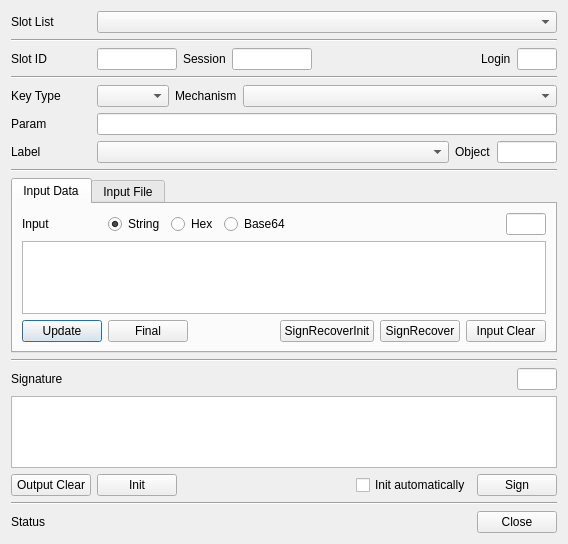
The window that CryptokiMan/sign_dlg.ui (jykim74/CryptokiMan) describes before a commit, drawn with Qt 5.
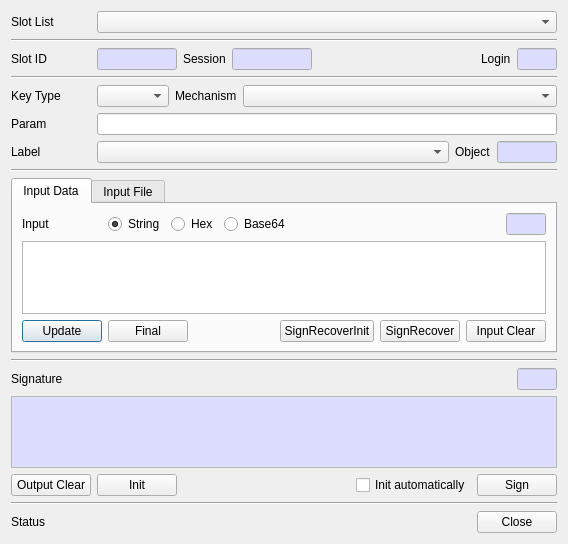
The same window after the commit.

Diff of the .ui file:
```diff
--- a/CryptokiMan/sign_dlg.ui
+++ b/CryptokiMan/sign_dlg.ui
@@ -77,6 +77,46 @@
          <height>16777215</height>
         </size>
        </property>
+       <property name="palette">
+        <palette>
+         <active>
+          <colorrole role="Base">
+           <brush brushstyle="SolidPattern">
+            <color alpha="255">
+             <red>221</red>
+             <green>221</green>
+             <blue>255</blue>
+            </color>
+           </brush>
+          </colorrole>
+         </active>
+         <inactive>
+          <colorrole role="Base">
+           <brush brushstyle="SolidPattern">
+            <color alpha="255">
+             <red>221</red>
+             <green>221</green>
+             <blue>255</blue>
+            </color>
+           </brush>
+          </colorrole>
+         </inactive>
+         <disabled>
+          <colorrole role="Base">
+           <brush brushstyle="SolidPattern">
+            <color alpha="255">
+             <red>240</red>
+             <green>240</green>
+             <blue>240</blue>
+            </color>
+           </brush>
+          </colorrole>
+         </disabled>
+        </palette>
+       </property>
+       <property name="readOnly">
+        <bool>true</bool>
+       </property>
       </widget>
      </item>
      <item>
@@ -94,6 +134,46 @@
          <height>16777215</height>
         </size>
        </property>
+       <property name="palette">
+        <palette>
+         <active>
+          <colorrole role="Base">
+           <brush brushstyle="SolidPattern">
+            <color alpha="255">
+             <red>221</red>
+             <green>221</green>
+             <blue>255</blue>
+            </color>
+           </brush>
+          </colorrole>
+         </active>
+         <inactive>
+          <colorrole role="Base">
+           <brush brushstyle="SolidPattern">
+            <color alpha="255">
+             <red>221</red>
+             <green>221</green>
+             <blue>255</blue>
+            </color>
+           </brush>
+          </colorrole>
+         </inactive>
+         <disabled>
+          <colorrole role="Base">
+           <brush brushstyle="SolidPattern">
+            <color alpha="255">
+             <red>240</red>
+             <green>240</green>
+             <blue>240</blue>
+            </color>
+           </brush>
+          </colorrole>
+         </disabled>
+        </palette>
+       </property>
+       <property name="readOnly">
+        <bool>true</bool>
+       </property>
       </widget>
      </item>
      <item>
@@ -124,6 +204,46 @@
          <height>16777215</height>
         </size>
        </property>
+       <property name="palette">
+        <palette>
+         <active>
+          <colorrole role="Base">
+           <brush brushstyle="SolidPattern">
+            <color alpha="255">
+             <red>221</red>
+             <green>221</green>
+             <blue>255</blue>
+            </color>
+           </brush>
+          </colorrole>
+         </active>
+         <inactive>
+          <colorrole role="Base">
+           <brush brushstyle="SolidPattern">
+            <color alpha="255">
+             <red>221</red>
+             <green>221</green>
+             <blue>255</blue>
+            </color>
+           </brush>
+          </colorrole>
+         </inactive>
+         <disabled>
+          <colorrole role="Base">
+           <brush brushstyle="SolidPattern">
+            <color alpha="255">
+             <red>240</red>
+             <green>240</green>
+             <blue>240</blue>
+            </color>
+           </brush>
+          </colorrole>
+         </disabled>
+        </palette>
+       </property>
+       <property name="readOnly">
+        <bool>true</bool>
+       </property>
       </widget>
      </item>
     </layout>
@@ -241,6 +361,46 @@
          <height>16777215</height>
         </size>
        </property>
+       <property name="palette">
+        <palette>
+         <active>
+          <colorrole role="Base">
+           <brush brushstyle="SolidPattern">
+            <color alpha="255">
+             <red>221</red>
+             <green>221</green>
+             <blue>255</blue>
+            </color>
+           </brush>
+          </colorrole>
+         </active>
+         <inactive>
+          <colorrole role="Base">
+           <brush brushstyle="SolidPattern">
+            <color alpha="255">
+             <red>221</red>
+             <green>221</green>
+             <blue>255</blue>
+            </color>
+           </brush>
+          </colorrole>
+         </inactive>
+         <disabled>
+          <colorrole role="Base">
+           <brush brushstyle="SolidPattern">
+            <color alpha="255">
+             <red>240</red>
+             <green>240</green>
+             <blue>240</blue>
+            </color>
+           </brush>
+          </colorrole>
+         </disabled>
+        </palette>
+       </property>
+       <property name="readOnly">
+        <bool>true</bool>
+       </property>
       </widget>
      </item>
      <item row="0" column="0">
@@ -331,6 +491,43 @@
              <height>16777215</height>
             </size>
            </property>
+           <property name="palette">
+            <palette>
+             <active>
+              <colorrole role="Base">
+               <brush brushstyle="SolidPattern">
+                <color alpha="255">
+                 <red>221</red>
+                 <green>221</green>
+                 <blue>255</blue>
+                </color>
+               </brush>
+              </colorrole>
+             </active>
+             <inactive>
+              <colorrole role="Base">
+               <brush brushstyle="SolidPattern">
+                <color alpha="255">
+                 <red>221</red>
+                 <green>221</green>
+                 <blue>255</blue>
+                </color>
+               </brush>
+              </colorrole>
+             </inactive>
+             <disabled>
+              <colorrole role="Base">
+               <brush brushstyle="SolidPattern">
+                <color alpha="255">
+                 <red>240</red>
+                 <green>240</green>
+                 <blue>240</blue>
+                </color>
+               </brush>
+              </colorrole>
+             </disabled>
+            </palette>
+           </property>
            <property name="readOnly">
             <bool>true</bool>
            </property>
@@ -826,6 +1023,43 @@
          <height>16777215</height>
         </size>
        </property>
+       <property name="palette">
+        <palette>
+         <active>
+          <colorrole role="Base">
+           <brush brushstyle="SolidPattern">
+            <color alpha="255">
+             <red>221</red>
+             <green>221</green>
+             <blue>255</blue>
+            </color>
+           </brush>
+          </colorrole>
+         </active>
+         <inactive>
+          <colorrole role="Base">
+           <brush brushstyle="SolidPattern">
+            <color alpha="255">
+             <red>221</red>
+             <green>221</green>
+             <blue>255</blue>
+            </color>
+           </brush>
+          </colorrole>
+         </inactive>
+         <disabled>
+          <colorrole role="Base">
+           <brush brushstyle="SolidPattern">
+            <color alpha="255">
+             <red>240</red>
+             <green>240</green>
+             <blue>240</blue>
+            </color>
+           </brush>
+          </colorrole>
+         </disabled>
+        </palette>
+       </property>
        <property name="readOnly">
         <bool>true</bool>
        </property>
@@ -860,7 +1094,48 @@
     </layout>
    </item>
    <item>
-    <widget class="QTextBrowser" name="mOutputText"/>
+    <widget class="QPlainTextEdit" name="mOutputText">
+     <property name="palette">
+      <palette>
+       <active>
+        <colorrole role="Base">
+         <brush brushstyle="SolidPattern">
+          <color alpha="255">
+           <red>221</red>
+           <green>221</green>
+           <blue>255</blue>
+          </color>
+         </brush>
+        </colorrole>
+       </active>
+       <inactive>
+        <colorrole role="Base">
+         <brush brushstyle="SolidPattern">
+          <color alpha="255">
+           <red>221</red>
+           <green>221</green>
+           <blue>255</blue>
+          </color>
+         </brush>
+        </colorrole>
+       </inactive>
+       <disabled>
+        <colorrole role="Base">
+         <brush brushstyle="SolidPattern">
+          <color alpha="255">
+           <red>240</red>
+           <green>240</green>
+           <blue>240</blue>
+          </color>
+         </brush>
+        </colorrole>
+       </disabled>
+      </palette>
+     </property>
+     <property name="readOnly">
+      <bool>true</bool>
+     </property>
+    </widget>
    </item>
    <item>
     <layout class="QHBoxLayout" name="horizontalLayout_2">
```
Left out of the diff: 1 changed line with no effect on the pictures.
